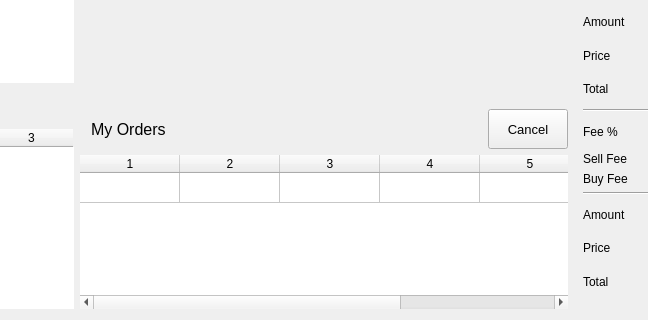
The window that src/mainwindow.ui (MuesliReep/TradeDeck) describes before a commit, drawn with Qt 5; both pictures show x 176 to 824 and y 425 to 745 of the 1000 by 745 pixel window.
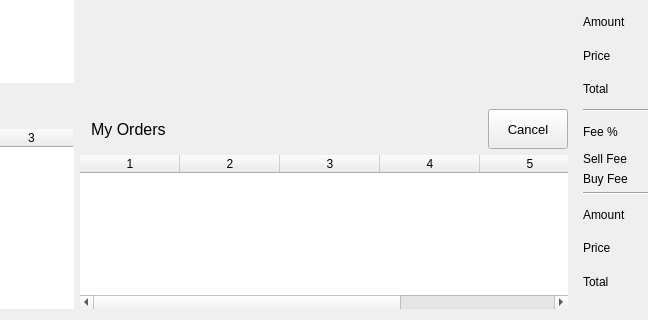
The same window after the commit. Custom widgets are drawn as their Qt base class.

Commit message: Improved active orders behavior

Patch:
```diff
--- a/src/mainwindow.ui
+++ b/src/mainwindow.ui
@@ -593,7 +593,7 @@
               <enum>Qt::SolidLine</enum>
              </property>
              <property name="rowCount">
-              <number>1</number>
+              <number>0</number>
              </property>
              <property name="columnCount">
               <number>6</number>
@@ -601,7 +601,6 @@
              <attribute name="verticalHeaderVisible">
               <bool>false</bool>
              </attribute>
-             <row/>
              <column/>
              <column/>
              <column/>
```
The commit also changes 2 other files.
